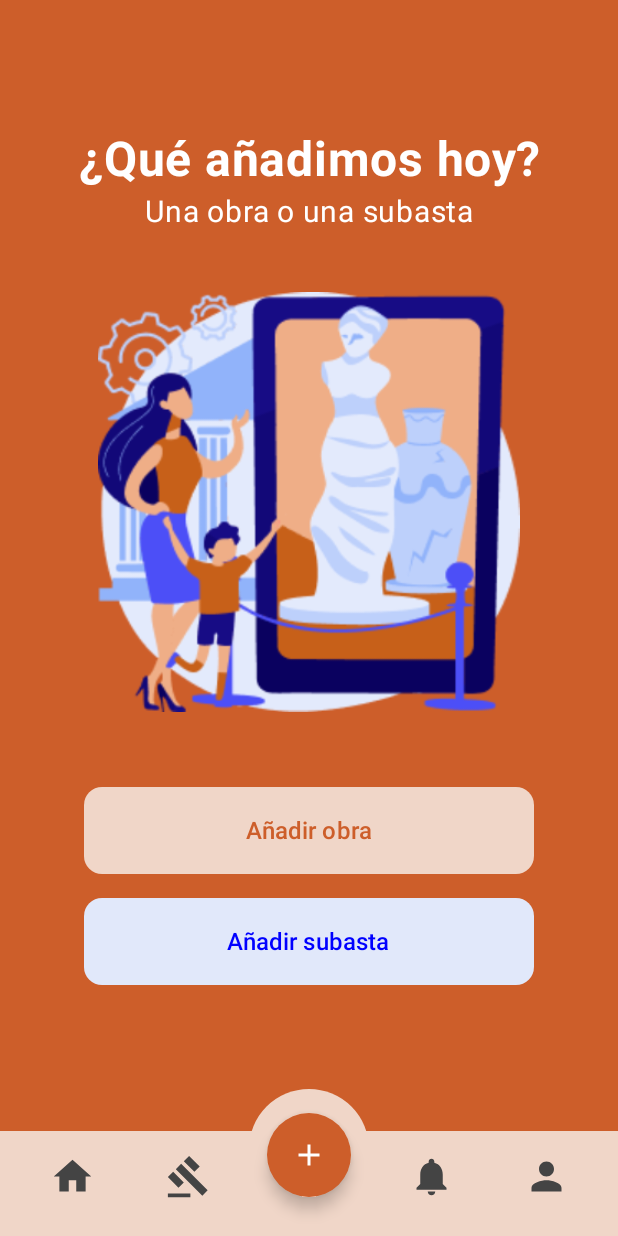
After one commit to marinajcs/BrushNBid-APP, an Android app built with Jetpack Compose: the AddMenuScreen screen opened through its navigation route, on a phone screen of 412 x 824 dp. The commit adds this screen. Run offline under Robolectric (Android 15) with nearby library versions, the phone set to English and light mode, and no system bars.

Commit message:
add menu closes #24

```diff
--- a/app/src/main/java/com/gidm/brushnbid/navigation/AppNavigation.kt
+++ b/app/src/main/java/com/gidm/brushnbid/navigation/AppNavigation.kt
@@ -10,6 +10,7 @@ import androidx.navigation.compose.NavHost
 import androidx.navigation.compose.composable
 import com.gidm.brushnbid.data.UserPreferences
 import androidx.compose.ui.platform.LocalContext
+import com.gidm.brushnbid.views.AddMenuScreen
 import com.gidm.brushnbid.views.FirstStartScreen
 import com.gidm.brushnbid.views.MainLoginScreen
 import com.gidm.brushnbid.views.RegisterScreen
@@ -110,5 +111,9 @@ fun AppNavigation(
         composable("profile") {
             ProfileScreen(navController)
         }
+
+        composable("addMenu") {
+            AddMenuScreen(navController)
+        }
     }
 }
--- a/app/src/main/java/com/gidm/brushnbid/navigation/BottomNavBar.kt
+++ b/app/src/main/java/com/gidm/brushnbid/navigation/BottomNavBar.kt
@@ -4,7 +4,6 @@ import androidx.compose.foundation.background
 import androidx.compose.material.icons.outlined.Gavel
 import androidx.compose.foundation.layout.*
 import androidx.compose.foundation.shape.CircleShape
-import androidx.compose.foundation.shape.RoundedCornerShape
 import androidx.compose.material.icons.Icons
 import androidx.compose.material.icons.filled.*
 import androidx.compose.material3.*
@@ -15,7 +14,6 @@ import androidx.compose.runtime.remember
 import androidx.compose.runtime.setValue
 import androidx.compose.ui.Alignment
 import androidx.compose.ui.Modifier
-import androidx.compose.ui.draw.shadow
 import androidx.compose.ui.graphics.Color
 import androidx.compose.ui.graphics.vector.ImageVector
 import androidx.compose.ui.res.colorResource
@@ -97,7 +95,7 @@ private fun NavigationItem(icon: ImageVector, selected: Boolean, onClick: () ->
 
 
 enum class BottomNavItem {
-    HOME, AUCTIONS, NOTIFICATIONS, PROFILE
+    HOME, AUCTIONS, NOTIFICATIONS, PROFILE, CREATE
 }
 
 @Preview(showBackground = true)
@@ -123,6 +121,7 @@ fun BottomNavBarPreview() {
                 BottomNavItem.AUCTIONS -> Text("Pantalla de subastas")
                 BottomNavItem.NOTIFICATIONS -> Text("Notificaciones")
                 BottomNavItem.PROFILE -> Text("Perfil")
+                BottomNavItem.CREATE -> Text("Crear")
             }
         }
     }
--- /dev/null
+++ b/app/src/main/java/com/gidm/brushnbid/views/AddMenuScreen.kt
@@ -0,0 +1,136 @@
+package com.gidm.brushnbid.views
+
+import androidx.compose.foundation.Image
+import androidx.compose.foundation.background
+import androidx.compose.foundation.layout.*
+import androidx.compose.foundation.layout.Arrangement
+import androidx.compose.foundation.shape.RoundedCornerShape
+import androidx.compose.material3.Button
+import androidx.compose.material3.ButtonDefaults
+import androidx.compose.material3.Scaffold
+import androidx.compose.material3.Text
+import androidx.compose.runtime.Composable
+import androidx.compose.runtime.getValue
+import androidx.compose.runtime.mutableStateOf
+import androidx.compose.runtime.remember
+import androidx.compose.runtime.setValue
+import androidx.compose.ui.Alignment
+import androidx.compose.ui.Modifier
+import androidx.compose.ui.graphics.Color
+import androidx.compose.ui.layout.ContentScale
+import androidx.compose.ui.res.colorResource
+import androidx.compose.ui.res.painterResource
+import androidx.compose.ui.text.font.FontWeight
+import androidx.compose.ui.text.style.TextAlign
+import androidx.compose.ui.tooling.preview.Preview
+import androidx.compose.ui.unit.dp
+import androidx.compose.ui.unit.sp
+import androidx.navigation.NavController
+import androidx.navigation.compose.rememberNavController
+import com.gidm.brushnbid.R
+import com.gidm.brushnbid.navigation.BottomNavBar
+import com.gidm.brushnbid.navigation.BottomNavItem
+
+@Composable
+fun AddMenuScreen(navController: NavController) {
+    var selectedItem by remember { mutableStateOf(BottomNavItem.CREATE) }
+
+    Scaffold(
+        containerColor = colorResource(id = R.color.main_color),
+        bottomBar = {
+            BottomNavBar(
+                selectedItem = BottomNavItem.CREATE,
+                onHomeClick = { navController.navigate("home") },
+                onAuctionsClick = { navController.navigate("auctions") },
+                onCreateClick = { navController.navigate("addMenu") },
+                onNotificationsClick = { navController.navigate("notifications") },
+                onProfileClick = { navController.navigate("profile") }
+            )
+        }
+    ) { innerPadding ->
+        Column(
+            modifier = Modifier
+                .padding(innerPadding)
+                .fillMaxSize()
+                .background(colorResource(id = R.color.main_color))
+                .padding(horizontal = 20.dp, vertical = 40.dp),
+            horizontalAlignment = Alignment.CenterHorizontally,
+            verticalArrangement = Arrangement.Center
+    ) {
+            Column(horizontalAlignment = Alignment.CenterHorizontally) {
+                Text(
+                    text = "¿Qué añadimos hoy?",
+                    fontSize = 32.sp,
+                    lineHeight = 34.sp,
+                    fontWeight = FontWeight.Bold,
+                    color = Color.White,
+                    textAlign = TextAlign.Center
+                )
+                Text(
+                    text = "Una obra o una subasta",
+                    fontSize = 20.sp,
+                    lineHeight = 22.sp,
+                    color = Color.White,
+                    modifier = Modifier.padding(top = 4.dp, bottom = 10.dp),
+                    textAlign = TextAlign.Center
+                )
+
+                Spacer(modifier = Modifier.height(32.dp))
+
+                Image(
+                    painter = painterResource(id = R.drawable.add_menu), // reemplaza con tu recurso real
+                    contentDescription = null,
+                    contentScale = ContentScale.Fit,
+                    modifier = Modifier
+                        .height(280.dp)
+                        .fillMaxWidth()
+                        .padding(
+                            horizontal = 4.dp
+                        )
+                )
+            }
+            Spacer(modifier = Modifier.height(50.dp))
+
+            Column(
+                verticalArrangement = Arrangement.spacedBy(16.dp),
+                modifier = Modifier
+                    .width(300.dp)
+            ) {
+                Button(
+                    onClick = { /* Navegar a añadir obra */ },
+                    modifier = Modifier
+                        .fillMaxWidth()
+                        .height(58.dp),
+                    shape = RoundedCornerShape(12.dp),
+                    colors = ButtonDefaults.buttonColors(
+                        containerColor = colorResource(R.color.main_light_color),
+                        contentColor = colorResource(R.color.main_color)
+                    )
+                ) {
+                    Text("Añadir obra", fontSize = 16.sp, fontWeight = FontWeight.SemiBold)
+                }
+
+                Button(
+                    onClick = { /* Navegar a añadir subasta */ },
+                    modifier = Modifier
+                        .fillMaxWidth()
+                        .height(58.dp),
+                    shape = RoundedCornerShape(12.dp),
+                    colors = ButtonDefaults.buttonColors(
+                        containerColor = colorResource(R.color.light_dark_blue),
+                        contentColor = Color.Blue
+                    )
+                ) {
+                    Text("Añadir subasta", fontSize = 16.sp, fontWeight = FontWeight.SemiBold)
+                }
+            }
+        }
+    }
+}
+
+@Preview(showBackground = true)
+@Composable
+fun AddMenuScreenPreview() {
+    val navController = rememberNavController()
+    AddMenuScreen(navController)
+}
--- a/app/src/main/res/values/colors.xml
+++ b/app/src/main/res/values/colors.xml
@@ -12,4 +12,5 @@
     <color name="app_background">#FFF4F0E7</color>
     <color name="dark_gray">#2C2A2A</color>
     <color name="light_blue">#90B2F8</color>
+    <color name="light_dark_blue">#E1E8FA</color>
 </resources>
```
